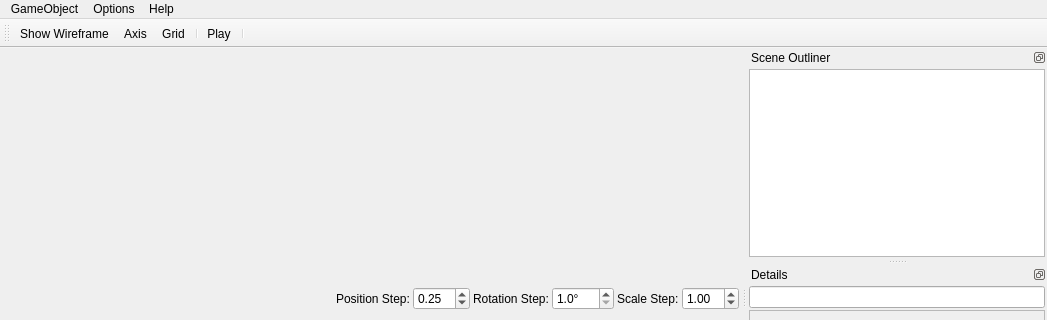
Qt form mainwindow.ui (FredrikEik/Game_Engine_Architecture) before a commit; both pictures show x 0 to 1047 and y 0 to 320 of the 1047 by 788 pixel window.
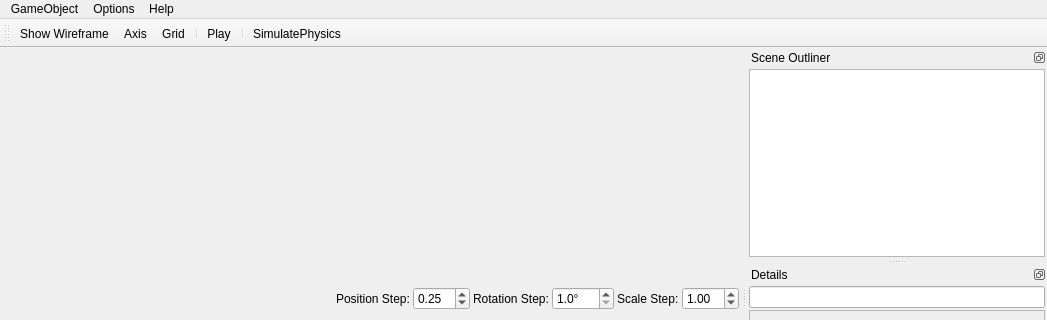
The same form after that commit. Icons and pictures are not drawn.

Diff of the .ui file:
```diff
--- a/mainwindow.ui
+++ b/mainwindow.ui
@@ -172,6 +172,7 @@
    <addaction name="separator"/>
    <addaction name="actionPlay"/>
    <addaction name="separator"/>
+   <addaction name="actionSimulatePhysics"/>
   </widget>
   <widget class="QStatusBar" name="statusBar"/>
   <widget class="QDockWidget" name="dockWidgetOutliner">
```
Left out of the diff: 4 changed lines with no effect on the pictures.
